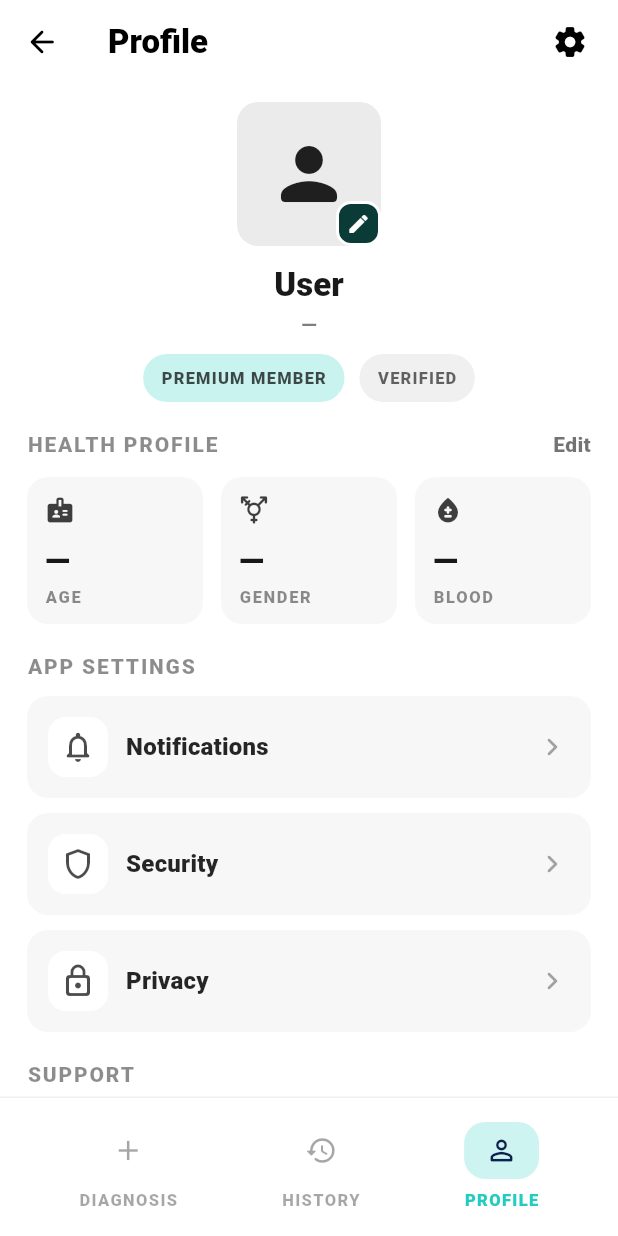
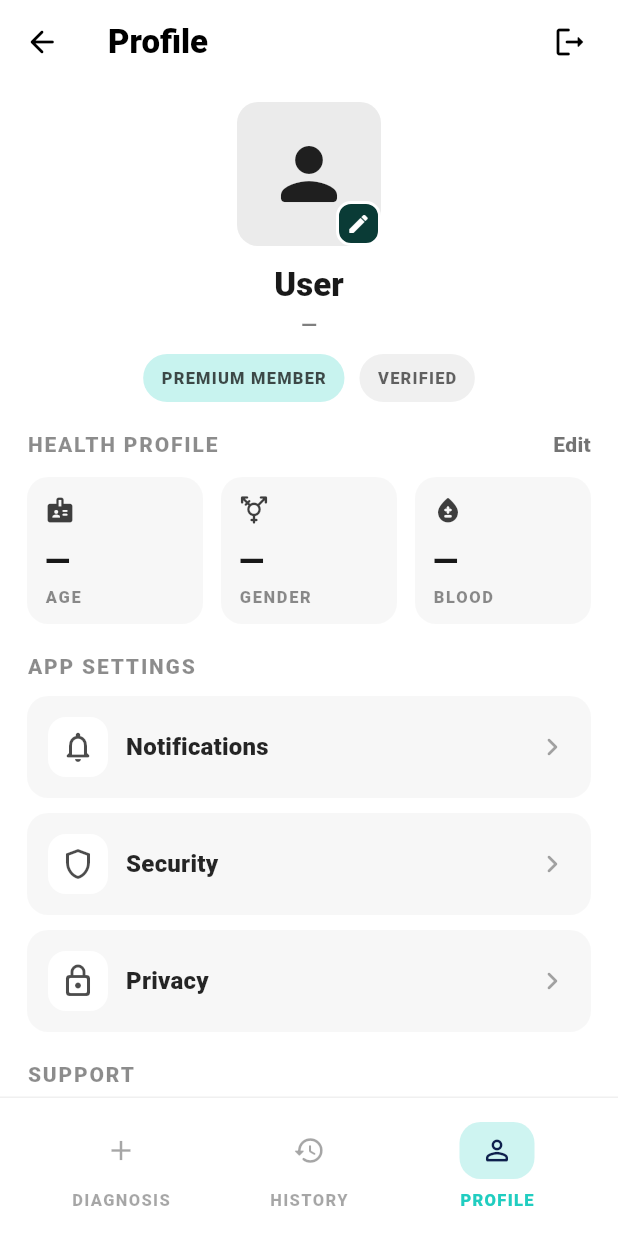
Before and after one commit to maisha-fariha/robodoc, a Flutter app: the ProfilePage screen opened by its route, on a phone screen of 412 x 824 dp. Run offline on Flutter 3.47's test engine with Material 3 defaults, Android fonts, the phone set to English and light mode, and no system bars; our stand-ins replace connectivity_plus, dartz, dio, firebase_auth, firebase_core, flutter_screenutil and 8 more; accounts and stored records are empty.

Commit message:
feat: enhance authentication, UI stability, and AI error handling
- **Auth**: Implement `signOut` and `signInWithGoogle` state management in `AuthController`. Add a 20-second timeout and error handling for OpenAI API requests.
- **Offline Support**: Add `corrupt-local-user` exception handling in `LocalAuthService` and `AuthController` to manage invalid local data.
- **UI/UX Improvements**:
    - Update `LoginPage` and `SignUpPage` to handle keyboard insets and prevent layout overflow.
    - Improve `RoboDocBottomNav` with `FittedBox` and `Expanded` widgets for better label scaling on small screens.
    - Implement logout functionality in `ProfilePage` and `AssessmentPage` app bars.
    - Replace placeholder social/action buttons with "Coming soon" snackbars.
- **Assessment Logic**: Refactor `AssessmentPage` to handle AI generation failures with retry logic and error states instead of using a fallback question.
- **Bug Fixes**:
    - Wrap `icdCode` and confidence pills in `ResultsPage` to prevent overflow.
    - Ensure `ProfilePage` updates reactively using `Obx` for user display name and email.
- **Testing**: Simplify `widget_test.dart` into a basic smoke test.

```diff
--- a/lib/pages/history_page.dart
+++ b/lib/pages/history_page.dart
@@ -1,15 +1,12 @@
 import 'package:flutter/material.dart';
 import 'package:get/get.dart';
 
-import '../routes/app_routes.dart';
 import '../widgets/robodoc_bottom_nav.dart';
 
 class HistoryPage extends StatelessWidget {
   const HistoryPage({super.key});
 
   static const _primary = Color(0xFF0E204D);
-  static const _secondary = Color(0xFF21CDC0);
-
   @override
   Widget build(BuildContext context) {
     final textTheme = Theme.of(context).textTheme;
--- a/lib/pages/profile_page.dart
+++ b/lib/pages/profile_page.dart
@@ -7,13 +7,11 @@ import 'package:image_picker/image_picker.dart';
 
 import '../controllers/assessment_controller.dart';
 import '../controllers/auth_controller.dart';
-import '../routes/app_routes.dart';
 import '../widgets/robodoc_bottom_nav.dart';
 
 class ProfilePage extends StatelessWidget {
   const ProfilePage({super.key});
 
-  static const _primary = Color(0xFF0E204D);
   static const _secondary = Color(0xFF21CDC0);
 
   @override
@@ -23,16 +21,25 @@ class ProfilePage extends StatelessWidget {
     final assessment = Get.find<AssessmentController>();
     final picker = ImagePicker();
 
-    final displayName = auth.user.value?.displayName?.trim().isNotEmpty == true
-        ? auth.user.value!.displayName!.trim()
-        : (auth.localUser.value?.fullName.trim().isNotEmpty == true
-            ? auth.localUser.value!.fullName.trim()
-            : 'User');
-    final email = auth.user.value?.email?.trim().isNotEmpty == true
-        ? auth.user.value!.email!.trim()
-        : (auth.localUser.value?.email.trim().isNotEmpty == true
-            ? auth.localUser.value!.email.trim()
-            : '—');
+    String currentDisplayName() {
+      if (auth.user.value?.displayName?.trim().isNotEmpty == true) {
+        return auth.user.value!.displayName!.trim();
+      }
+      if (auth.localUser.value?.fullName.trim().isNotEmpty == true) {
+        return auth.localUser.value!.fullName.trim();
+      }
+      return 'User';
+    }
+
+    String currentEmail() {
+      if (auth.user.value?.email?.trim().isNotEmpty == true) {
+        return auth.user.value!.email!.trim();
+      }
+      if (auth.localUser.value?.email.trim().isNotEmpty == true) {
+        return auth.localUser.value!.email.trim();
+      }
+      return '—';
+    }
 
     final isVerified = auth.user.value?.emailVerified == true;
 
@@ -144,9 +151,22 @@ class ProfilePage extends StatelessWidget {
           style: textTheme.titleLarge?.copyWith(fontWeight: FontWeight.w900),
         ),
         actions: [
-          IconButton(
-            onPressed: () {},
-            icon: const Icon(Icons.settings_rounded),
+          Obx(
+            () => IconButton(
+              onPressed: auth.isLoading.value
+                  ? null
+                  : () async {
+                      await auth.signOut();
+                    },
+              icon: auth.isLoading.value
+                  ? const SizedBox(
+                      width: 18,
+                      height: 18,
+                      child: CircularProgressIndicator(strokeWidth: 2),
+                    )
+                  : const Icon(Icons.logout_rounded),
+              tooltip: 'Log out',
+            ),
           ),
           const SizedBox(width: 8),
         ],
@@ -170,7 +190,7 @@ class ProfilePage extends StatelessWidget {
                           width: 96,
                           height: 96,
                           fit: BoxFit.cover,
-                          errorBuilder: (_, __, ___) => Container(
+                          errorBuilder: (_, error, stackTrace) => Container(
                             width: 96,
                             height: 96,
                             color: Colors.black.withValues(alpha: 0.08),
@@ -214,19 +234,23 @@ class ProfilePage extends StatelessWidget {
                 ],
               ),
               const SizedBox(height: 12),
-              Text(
-                displayName,
+              Obx(
+                () => Text(
+                  currentDisplayName(),
                   style: textTheme.titleLarge?.copyWith(
                     fontWeight: FontWeight.w900,
                     color: Colors.black.withValues(alpha: 0.9),
                   ),
                 ),
+              ),
               const SizedBox(height: 2),
-              Text(
-                email,
+              Obx(
+                () => Text(
+                  currentEmail(),
                   style: textTheme.bodyMedium?.copyWith(
                     color: Colors.black.withValues(alpha: 0.5),
                     fontWeight: FontWeight.w600,
+                  ),
                 ),
               ),
               const SizedBox(height: 10),
--- a/lib/pages/sign_up_page.dart
+++ b/lib/pages/sign_up_page.dart
@@ -48,12 +48,13 @@ class _SignUpPageState extends State<SignUpPage> {
   Widget build(BuildContext context) {
     final textTheme = Theme.of(context).textTheme;
     final auth = Get.find<AuthController>();
+    final keyboardInset = MediaQuery.viewInsetsOf(context).bottom;
 
     return Scaffold(
       backgroundColor: Colors.white,
       body: SafeArea(
         child: SingleChildScrollView(
-          padding: const EdgeInsets.symmetric(horizontal: 24, vertical: 18),
+          padding: EdgeInsets.fromLTRB(24, 18, 24, 18 + keyboardInset),
           child: Form(
             key: _formKey,
             child: Column(
--- a/lib/widgets/robodoc_bottom_nav.dart
+++ b/lib/widgets/robodoc_bottom_nav.dart
@@ -8,9 +8,6 @@ enum RoboDocTab { diagnosis, history, profile }
 class RoboDocBottomNav extends StatelessWidget {
   final RoboDocTab selected;
   const RoboDocBottomNav({super.key, required this.selected});
-
-  static const _primary = Color(0xFF0E204D);
-  static const _secondary = Color(0xFF21CDC0);
 
   @override
   Widget build(BuildContext context) {
@@ -23,25 +20,30 @@ class RoboDocBottomNav extends StatelessWidget {
           border: Border(top: BorderSide(color: Colors.black.withValues(alpha: 0.06))),
         ),
         child: Row(
-          mainAxisAlignment: MainAxisAlignment.spaceAround,
           children: [
-            _NavItem(
+            Expanded(
+              child: _NavItem(
                 icon: Icons.add,
                 label: 'DIAGNOSIS',
                 selected: selected == RoboDocTab.diagnosis,
                 onTap: () => Get.offAllNamed(AppRoutes.results),
               ),
-            _NavItem(
+            ),
+            Expanded(
+              child: _NavItem(
                 icon: Icons.history_rounded,
                 label: 'HISTORY',
                 selected: selected == RoboDocTab.history,
                 onTap: () => Get.offAllNamed(AppRoutes.history),
               ),
-            _NavItem(
+            ),
+            Expanded(
+              child: _NavItem(
                 icon: Icons.person_outline_rounded,
                 label: 'PROFILE',
                 selected: selected == RoboDocTab.profile,
                 onTap: () => Get.offAllNamed(AppRoutes.profile),
+              ),
             ),
           ],
         ),
@@ -75,7 +77,7 @@ class _NavItem extends StatelessWidget {
       onTap: onTap,
       borderRadius: BorderRadius.circular(14),
       child: Padding(
-        padding: const EdgeInsets.symmetric(horizontal: 10, vertical: 6),
+        padding: const EdgeInsets.symmetric(horizontal: 4, vertical: 6),
         child: Column(
           mainAxisSize: MainAxisSize.min,
           children: [
@@ -93,13 +95,17 @@ class _NavItem extends StatelessWidget {
               ),
             ),
             const SizedBox(height: 6),
-            Text(
+            FittedBox(
+              fit: BoxFit.scaleDown,
+              child: Text(
                 label,
+                maxLines: 1,
                 style: TextStyle(
                   fontSize: 11,
                   fontWeight: FontWeight.w900,
                   letterSpacing: 0.9,
                   color: labelColor,
+                ),
               ),
             ),
           ],
```
Also changed, not shown: lib/controllers/auth_controller.dart (+45 -10 lines), lib/pages/assessment_page.dart (+99 -17 lines), lib/pages/login_page.dart (+18 -9 lines), lib/pages/results_page.dart (+16 -4 lines), lib/services/ai_assessment_service.dart (+11 -2 lines), lib/services/local_auth_service.dart (+8 -4 lines), 1 other file. Lines whose indentation alone changed are shown as unchanged.
